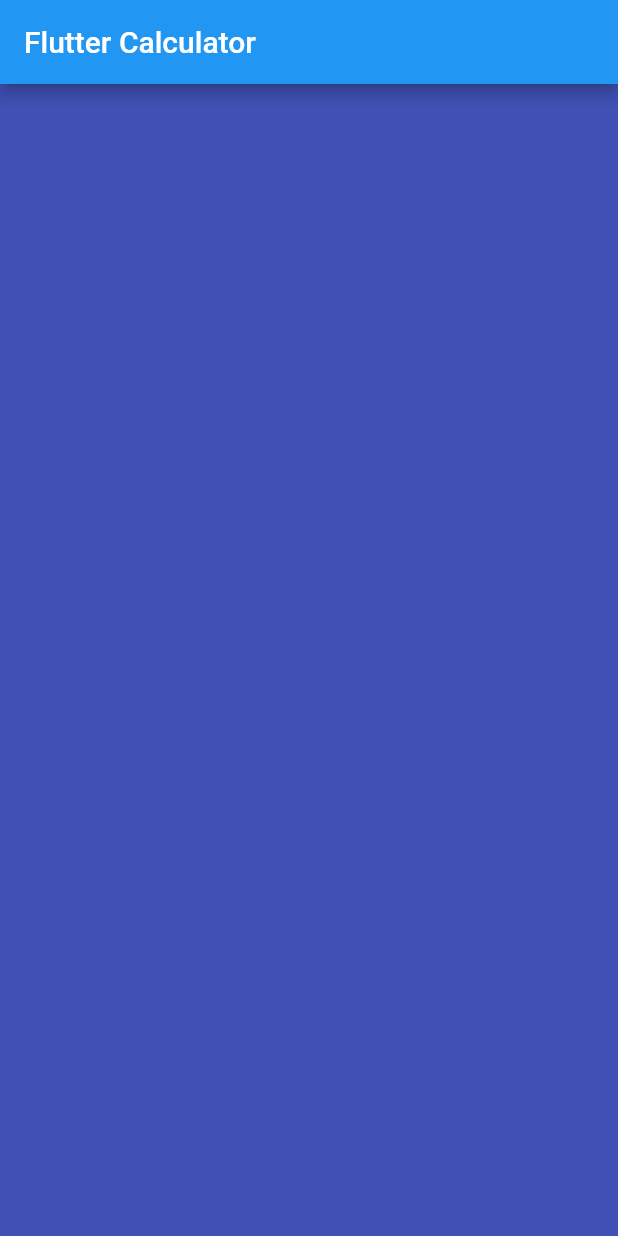
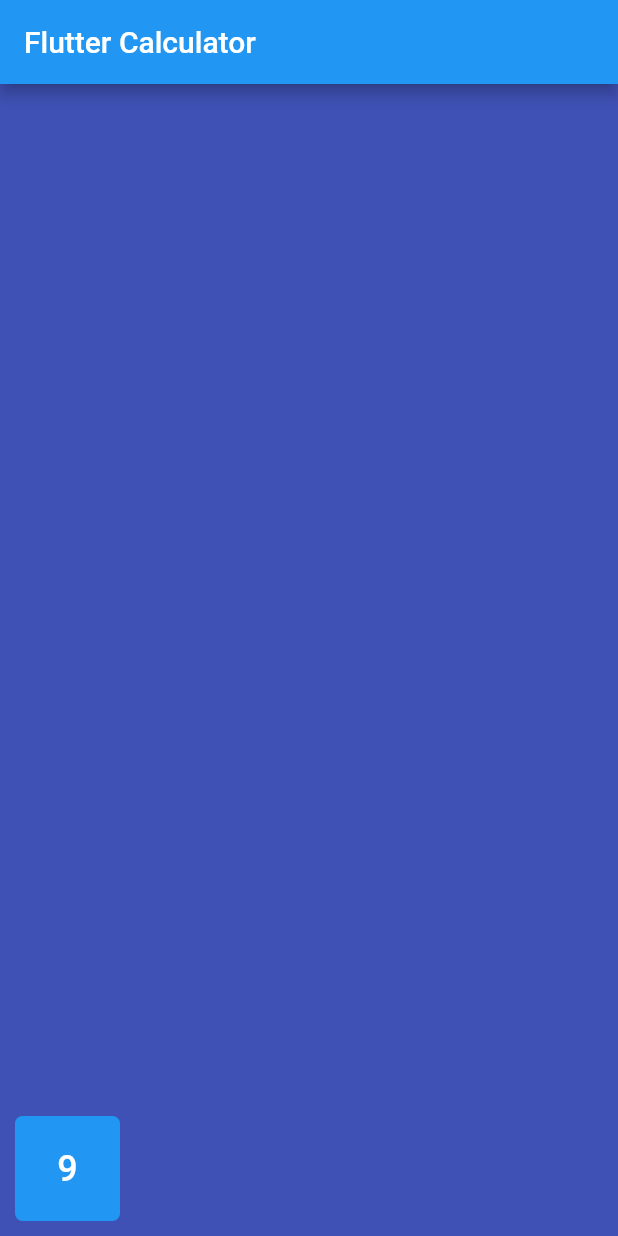
Before and after one commit to Ibrahim-K98han/flutter_calculator_app, a Flutter app: the screen it shows after launch, on a phone screen of 412 x 824 dp. Run offline on Flutter 3.47's test engine with Material 2 defaults, Android fonts, the phone set to English and light mode, and no system bars.

Commit message:
button create

```diff
--- a/lib/pages/calculator_button.dart
+++ b/lib/pages/calculator_button.dart
@@ -5,6 +5,23 @@ class CalculatorButton extends StatelessWidget {
 
   @override
   Widget build(BuildContext context) {
-    return Container();
+    return  Container(
+      margin: EdgeInsets.all(10.0),
+      child: SizedBox(
+        width: 70,
+        height: 70,
+        child: FlatButton(
+          shape: RoundedRectangleBorder(
+            borderRadius: BorderRadius.circular(5.0),
+          ),
+          child: Text('9',
+            style: TextStyle(fontSize: 24),
+          ),
+          onPressed: () => {},
+          color: Colors.blue,
+          textColor: Colors.white,
+        ),
+      ),
+    );
   }
 }
--- a/lib/pages/home_page.dart
+++ b/lib/pages/home_page.dart
@@ -1,4 +1,5 @@
 import 'package:flutter/material.dart';
+import 'package:flutter_state_batch05/pages/calculator_button.dart';
 
 class HomePage extends StatefulWidget {
   final String msg;
@@ -22,7 +23,7 @@ class _HomePageState extends State<HomePage> {
           children: [
             Row(
               children: [
-
+                CalculatorButton(),
               ],
             )
           ],
```
